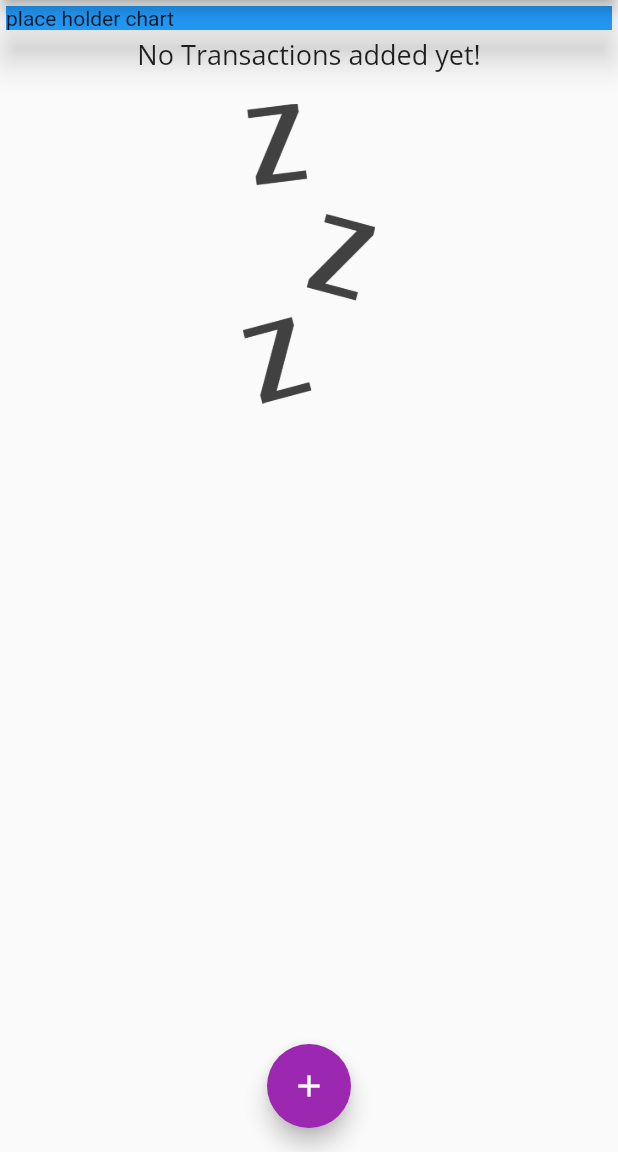
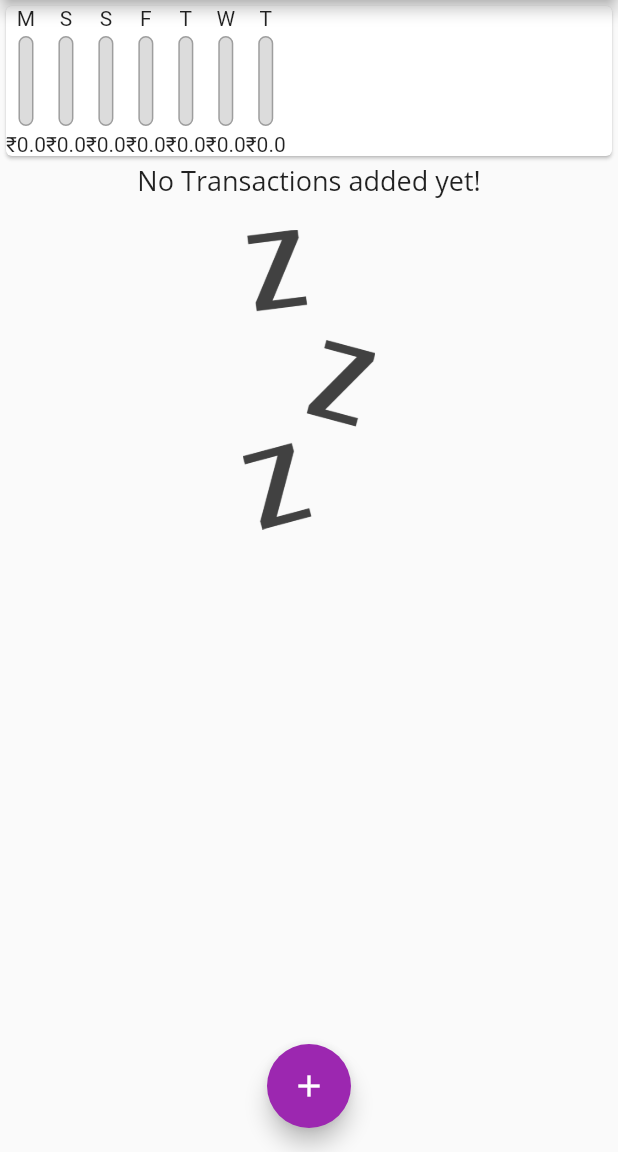
Before and after one commit to itsmihir/ExpensesAccounting, a Flutter app: the screen it shows after launch, on a phone screen of 412 x 824 dp, the part 84-1236 px from its top. Run offline on Flutter 3.47's test engine with Material 2 defaults, Android fonts, the phone set to English and light mode, and no system bars.

Commit message:
chart400

```diff
--- a/lib/chart.dart
+++ b/lib/chart.dart
@@ -1,15 +1,60 @@
+import './chart_draw.dart';
 import 'package:flutter/material.dart';
+import 'package:intl/intl.dart';
+import './models/data_model.dart';
+import 'package:intl/date_symbol_data_local.dart';
+
 
 class Chart extends StatelessWidget {
+
+   List<DataModel> recentTransactions;
+
+  Chart(this.recentTransactions);
+
+  List<Map<String,Object>> get rowsList {
+    return List.generate(7, (index){
+       final weekDay = DateTime.now().subtract(Duration(days:index));
+       double totalAmount = 0;
+       for (var i = 0; i < recentTransactions.length; i++) {
+         if(recentTransactions[i].date.day==weekDay.day &&
+          recentTransactions[i].date.month == weekDay.month &&
+          recentTransactions[i].date.year == weekDay.year )
+          {
+            totalAmount+=recentTransactions[i].amount;
+          }
+       }
+
+      // print(DateFormat.E(weekDay));
+     //`   'amount': totalAmount,});
+      return {
+        'day':DateFormat.E().format(weekDay).substring(0,1),
+        'amount': totalAmount,
+      };
+    }
+    );
+  }
+
+  double get totalSpend {
+    return recentTransactions.fold(0.0, (sum,index)
+    {
+      return sum+index.amount;
+    });
+  }
+
   @override
   Widget build(BuildContext context) {
-    return Card(
-      child:Container(
-      width: double.infinity,
-      child:Text('place holder chart'),
-      color: Colors.blue,
-      ),
-      elevation: 10,
+
+     print(rowsList);
+   return Card(
+     elevation: 1,
+     child: Row(
+       children: rowsList.map((data)
+       {
+         return chartDraw(data['day'],data['amount'],
+         totalSpend==0?0.0: (data['amount'] as double)/totalSpend);
+       }).toList(),
+       )
+   // child: Text('${rowsList}'),
     );
 
   }
--- /dev/null
+++ b/lib/chart_draw.dart
@@ -0,0 +1,54 @@
+import 'package:flutter/material.dart';
+
+class chartDraw extends StatelessWidget {
+
+  final String label;
+  final double totalAmount;
+  final double percentage;
+
+  chartDraw(this.label,this.totalAmount,this.percentage);
+
+  @override
+  Widget build(BuildContext context) {
+    return Column(children: <Widget>[
+      Text(label),
+      SizedBox(height: 4,),
+
+      Container(
+        height:60 ,
+        width: 10,
+
+        child: Stack(children: <Widget>[                                           // using stack to show the chart bar
+
+      /*1*/  Container(decoration: BoxDecoration(
+            border: Border.all(
+                color: Colors.grey,
+                width: 1,
+            ),
+            color : Color.fromRGBO(220, 220, 220, 1),
+            borderRadius: BorderRadius.circular(10),
+            ),
+            ),
+
+      /*2*/ FractionallySizedBox(
+        heightFactor: percentage,
+        child: Container(
+          decoration: BoxDecoration( color: Theme.of(context).primaryColor,
+          borderRadius: BorderRadius.circular(10),
+          ),
+
+        ),
+        )
+
+
+        ],),
+        ),
+
+      SizedBox(height: 4,),
+      Text('₹${totalAmount}'),
+
+      ],
+    );
+
+  }
+}
--- a/lib/main.dart
+++ b/lib/main.dart
@@ -11,6 +11,8 @@ class MyApp extends StatelessWidget {
   Widget build(BuildContext context) {
     return MaterialApp(
       title: 'Expenses Accounting',
+
+      //styling the font
       theme: ThemeData(
         primarySwatch: Colors.purple,
         fontFamily: 'QuickSand',
@@ -20,14 +22,13 @@ class MyApp extends StatelessWidget {
           title: TextStyle(
             fontSize: 18,
             fontFamily: 'OpenSans',
-
-
           )
         ),
 
         //global appbar theme
         appBarTheme: AppBarTheme(
-              textTheme: ThemeData.light().textTheme.copyWith(title: TextStyle(
+              textTheme: ThemeData.light().textTheme.copyWith(
+              title: TextStyle(
               fontFamily: 'OpenSans',
               fontSize: 20,
               fontWeight: FontWeight.bold,
@@ -35,6 +36,8 @@ class MyApp extends StatelessWidget {
             )
         )
       ),
+
+      // end styling the font
 
       home:MyHomepage(),
     );
@@ -98,7 +101,11 @@ class _MyHomepageState extends State<MyHomepage> {
     // )
   ];
 
-
+  List<DataModel> get _recentTransactions {
+    return Transactions.where((tx){
+      return tx.date.isAfter(DateTime.now().subtract(Duration(days: 7)));
+    }).toList();
+  }
 
   @override
   Widget build(BuildContext context) {
@@ -121,7 +128,7 @@ class _MyHomepageState extends State<MyHomepage> {
 
         children: <Widget>[
 
-        Chart(), // chart of last week data
+        Chart(_recentTransactions), // chart of last week data
         Data(Transactions),
        // newTransaction(),
         ],
```
